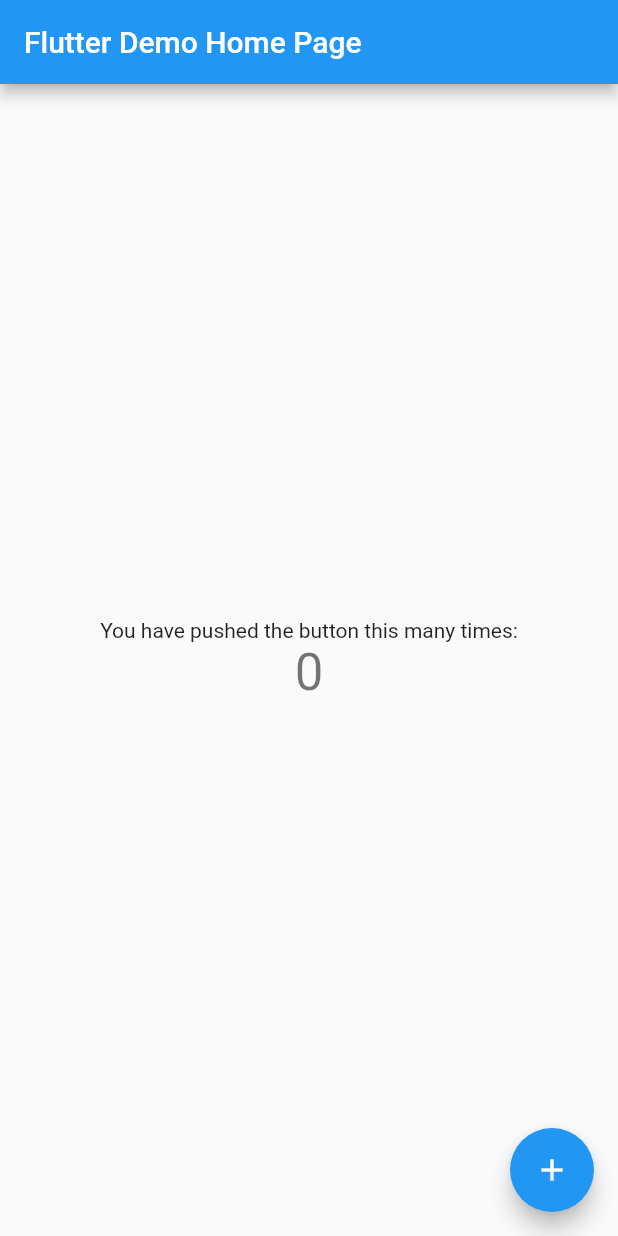
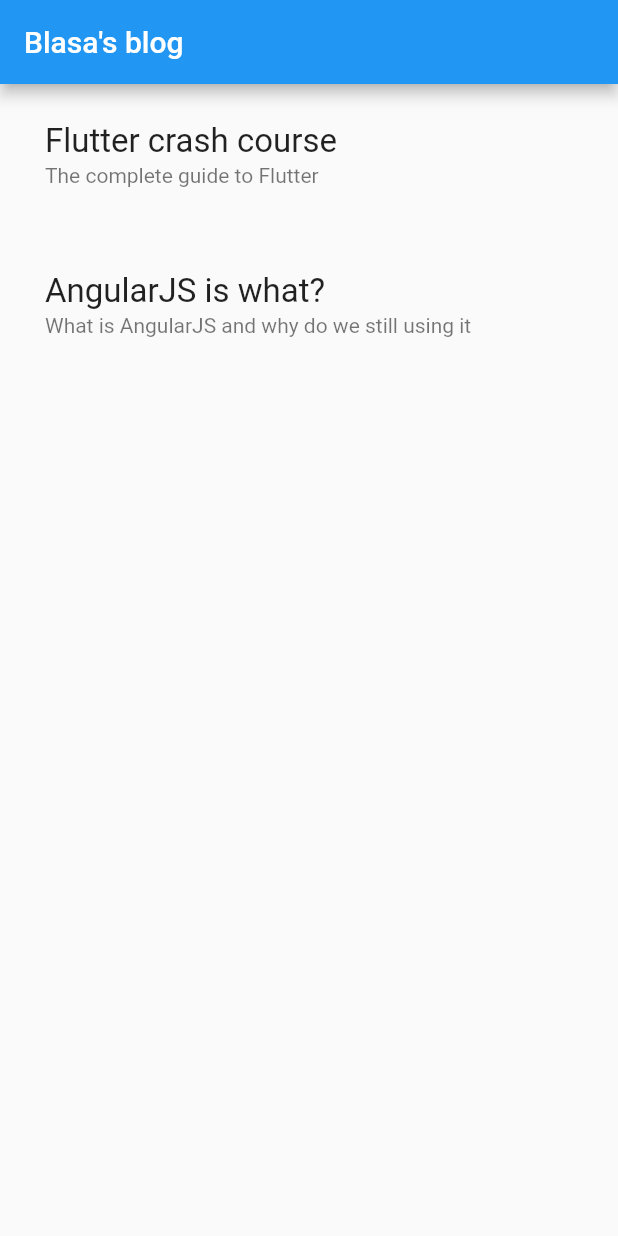
Before and after one commit to Blasanka/blog_app, a Flutter app: the screen it shows after launch, on a phone screen of 412 x 824 dp. Run offline on Flutter 3.47's test engine with Material 2 defaults, Android fonts, the phone set to English and light mode, and no system bars.

Commit message:
After 8 month I added some structure and next I need to fetch post from my blasanka.github.io/myBlog/data/post.json

```diff
--- /dev/null
+++ b/lib/app.dart
@@ -0,0 +1,54 @@
+import 'package:flutter/material.dart';
+import 'model/post.dart';
+import 'screens/singlepost_screen.dart';
+
+class BlogApp extends StatelessWidget {
+  final String title;
+  const BlogApp(this.title);
+
+  Widget build(BuildContext context) {
+    return new MaterialApp(
+      debugShowCheckedModeBanner: false,
+      title: title,
+      home: Scaffold(
+        appBar: AppBar(title: Text(title), ),
+        body: HomePage(),
+      ),
+    );
+  }
+}
+
+class HomePage extends StatefulWidget {
+  _HomePageState createState() => _HomePageState();
+}
+
+class _HomePageState extends State<HomePage> {
+  List<Post> _posts = posts;
+
+  @override
+  Widget build(BuildContext context) {
+    return ListView(
+      children: _posts.map(_buildPost).toList(),
+    );
+  }
+
+  Widget _buildPost(Post post) {
+    return Padding(
+      padding: const EdgeInsets.all(14.0),
+      child: ListTile(
+        title: Text(
+          post.title,
+          style: TextStyle(fontSize: 22.0)),
+        subtitle: Text(
+          post.subtitle,
+        ),
+        onTap: ()  {
+          Navigator.push(
+            context,
+            MaterialPageRoute(builder: (context) => DetailedPostScreen(post)),
+          );
+        },
+      ),
+    );
+  }
+}
--- a/lib/main.dart
+++ b/lib/main.dart
@@ -1,109 +1,4 @@
 import 'package:flutter/material.dart';
+import 'app.dart';
 
-void main() => runApp(new MyApp());
-
-class MyApp extends StatelessWidget {
-  // This widget is the root of your application.
-  @override
-  Widget build(BuildContext context) {
-    return new MaterialApp(
-      title: 'Flutter Demo',
-      theme: new ThemeData(
-        // This is the theme of your application.
-        //
-        // Try running your application with "flutter run". You'll see the
-        // application has a blue toolbar. Then, without quitting the app, try
-        // changing the primarySwatch below to Colors.green and then invoke
-        // "hot reload" (press "r" in the console where you ran "flutter run",
-        // or press Run > Flutter Hot Reload in IntelliJ). Notice that the
-        // counter didn't reset back to zero; the application is not restarted.
-        primarySwatch: Colors.blue,
-      ),
-      home: new MyHomePage(title: 'Flutter Demo Home Page'),
-    );
-  }
-}
-
-class MyHomePage extends StatefulWidget {
-  MyHomePage({Key key, this.title}) : super(key: key);
-
-  // This widget is the home page of your application. It is stateful, meaning
-  // that it has a State object (defined below) that contains fields that affect
-  // how it looks.
-
-  // This class is the configuration for the state. It holds the values (in this
-  // case the title) provided by the parent (in this case the App widget) and
-  // used by the build method of the State. Fields in a Widget subclass are
-  // always marked "final".
-
-  final String title;
-
-  @override
-  _MyHomePageState createState() => new _MyHomePageState();
-}
-
-class _MyHomePageState extends State<MyHomePage> {
-  int _counter = 0;
-
-  void _incrementCounter() {
-    setState(() {
-      // This call to setState tells the Flutter framework that something has
-      // changed in this State, which causes it to rerun the build method below
-      // so that the display can reflect the updated values. If we changed
-      // _counter without calling setState(), then the build method would not be
-      // called again, and so nothing would appear to happen.
-      _counter++;
-    });
-  }
-
-  @override
-  Widget build(BuildContext context) {
-    // This method is rerun every time setState is called, for instance as done
-    // by the _incrementCounter method above.
-    //
-    // The Flutter framework has been optimized to make rerunning build methods
-    // fast, so that you can just rebuild anything that needs updating rather
-    // than having to individually change instances of widgets.
-    return new Scaffold(
-      appBar: new AppBar(
-        // Here we take the value from the MyHomePage object that was created by
-        // the App.build method, and use it to set our appbar title.
-        title: new Text(widget.title),
-      ),
-      body: new Center(
-        // Center is a layout widget. It takes a single child and positions it
-        // in the middle of the parent.
-        child: new Column(
-          // Column is also layout widget. It takes a list of children and
-          // arranges them vertically. By default, it sizes itself to fit its
-          // children horizontally, and tries to be as tall as its parent.
-          //
-          // Invoke "debug paint" (press "p" in the console where you ran
-          // "flutter run", or select "Toggle Debug Paint" from the Flutter tool
-          // window in IntelliJ) to see the wireframe for each widget.
-          //
-          // Column has various properties to control how it sizes itself and
-          // how it positions its children. Here we use mainAxisAlignment to
-          // center the children vertically; the main axis here is the vertical
-          // axis because Columns are vertical (the cross axis would be
-          // horizontal).
-          mainAxisAlignment: MainAxisAlignment.center,
-          children: <Widget>[
-            new Text(
-              'You have pushed the button this many times:',
-            ),
-            new Text(
-              '$_counter',
-              style: Theme.of(context).textTheme.display1,
-            ),
-          ],
-        ),
-      ),
-      floatingActionButton: new FloatingActionButton(
-        onPressed: _incrementCounter,
-        tooltip: 'Increment',
-        child: new Icon(Icons.add),
-      ), // This trailing comma makes auto-formatting nicer for build methods.
-    );
-  }
-}
+void main() => runApp(BlogApp("Blasa's blog"));
--- /dev/null
+++ b/lib/model/comment.dart
@@ -0,0 +1,13 @@
+class Comment {
+  final String text;
+  final String by;
+  final DateTime createdOn;
+  final int likes;
+
+  const Comment({
+    this.text,
+    this.by,
+    this.createdOn,
+    this.likes = 0
+  });
+}
--- /dev/null
+++ b/lib/model/paragraph.dart
@@ -0,0 +1,11 @@
+class Paragraph {
+  final String text;
+  final String code;
+  final String imageUrl;
+
+  const Paragraph({
+    this.text,
+    this.code,
+    this.imageUrl
+  });
+}
--- /dev/null
+++ b/lib/model/post.dart
@@ -0,0 +1,85 @@
+import './paragraph.dart';
+import './comment.dart';
+import './tag.dart';
+
+class Post {
+  final int id;
+  final String title;
+  final String subtitle;
+  final String previewText;
+  final List<Paragraph> paragraphs;
+  final DateTime createdOn;
+  final String author;//if a company
+  final String writtenBy;// and write for company or organization
+  final int likes;
+  final List<Comment> comments;
+  final String category;
+  final List<Tag> tags;
+  final String imageUrl;
+  final String url;
+
+  const Post({
+    this.id,
+    this.title,
+    this.subtitle,
+    this.previewText,
+    this.paragraphs,
+    this.createdOn,
+    this.author,
+    this.writtenBy,
+    this.likes = 0,
+    this.comments,
+    this.category,
+    this.tags,
+    this.imageUrl,
+    this.url
+  });
+}
+
+final posts = [
+  new Post(
+    id: 1,
+    title: 'Flutter crash course',
+    subtitle: 'The complete guide to Flutter',
+    previewText: 'This is a course I have developed for beginners to learn flutter basics to advance with Firebase',
+    paragraphs: <Paragraph> [
+      new Paragraph(text: "Hello everyone, let's learn awesome Flutter. As a introduction to this course ...."),
+      new Paragraph(text: "Okay, what is flutter? it is a lightweight UI framework develop to build cross platform mobile application using single codebase...", imageUrl: 'assets/images/flutter/owel.png')
+    ],
+    createdOn: DateTime.now(),
+    author: 'Asanka B.L.',
+    writtenBy: 'Asanka B.L.',
+    comments: <Comment> [],
+    category: 'Mobile App development',
+    tags: <Tag> [
+      new Tag(name: 'Flutter', url: 'posts/flutter/'),
+      new Tag(name: 'App development', url: 'posts/development/'),
+      new Tag(name: 'Mobile', url: 'posts/mobile/'),
+      new Tag(name: 'Dart', url: 'posts/dart/'),
+    ],
+    imageUrl: 'assets/images/flutter.png',
+    url: 'www.google.com'//posts/flutter/flutter_crash_course/
+  ),
+  new Post(
+    id: 2,
+    title: 'AngularJS is what?',
+    subtitle: 'What is AngularJS and why do we still using it',
+    previewText: 'In this blogpost I have talked about, why people still use AngularJS rather than Angular2+',
+    paragraphs: <Paragraph> [
+      new Paragraph(text: "Hello devs, do you guys have hard time of understanding what the hack is going on??"),
+      new Paragraph(text: "Okay, This is how I tried to help you guys understand..", imageUrl: 'assets/images/angularjs/conf.png')
+    ],
+    createdOn: DateTime.now(),
+    author: 'Asanka B.L.',
+    writtenBy: 'Asanka B.L.',
+    comments: <Comment> [],
+    category: 'Web Development',
+    tags: <Tag> [
+      new Tag(name: 'Web development', url: 'posts/web/'),
+      new Tag(name: 'AngularJS', url: 'posts/angularjs/'),
+      new Tag(name: 'Angular', url: 'posts/angular/'),
+    ],
+    imageUrl: 'assets/images/angularjs.png',
+    url: 'posts/angularjs/why_still_angularjs/'
+  ),
+];
--- /dev/null
+++ b/lib/model/tag.dart
@@ -0,0 +1,9 @@
+class Tag {
+  final String name;
+  final String url;
+
+  const Tag({
+    this.name,
+    this.url
+  });
+}
--- /dev/null
+++ b/lib/screens/singlepost_screen.dart
@@ -0,0 +1,63 @@
+import 'package:flutter/material.dart';
+import 'package:blog_app/model/post.dart';
+
+class DetailedPostScreen extends StatelessWidget {
+  final Post post;
+  DetailedPostScreen(this.post);
+
+  @override
+  Widget build(BuildContext context) {
+    String formattedDate = '${post.createdOn.year}:${post.createdOn.month}:${post.createdOn.day}  ${post.createdOn.hour}:${post.createdOn.minute}';
+
+    return Scaffold(
+      appBar: AppBar(
+        title: Text(post.title),
+      ),
+      body: Padding(
+        padding: const EdgeInsets.all(8.0),
+        child: Column(
+          mainAxisAlignment: MainAxisAlignment.start,
+          crossAxisAlignment: CrossAxisAlignment.start,
+          children: <Widget>[
+            Padding(
+              padding: const EdgeInsets.all(8.0),
+              child: Text(post.title, style: TextStyle(fontSize: 30.0),),
+            ),
+            Padding(
+              padding: const EdgeInsets.only(left: 8.0, bottom: 8.0),
+              child: Text(post.subtitle, style: TextStyle(fontSize: 20.0, color: Color(0xFF666666)),),
+            ),
+            Column(children: post.paragraphs.map(buildPara).toList()),
+            Row(
+              mainAxisAlignment: MainAxisAlignment.start,
+              children: post.tags.map(buildTag).toList(),
+            ),
+            Padding(
+              padding: const EdgeInsets.all(8.0),
+              child: Text('By ${post.author}  On  $formattedDate', style: TextStyle(fontSize: 12.0),),
+            ),
+          ],
+        ),
+      ),
+    );
+  }
+
+  Widget buildPara(para) {
+    return Padding(
+      padding: const EdgeInsets.all(12.0),
+      child: Text.rich(TextSpan(text: para.text), style: TextStyle(fontSize: 16.0, color: Color(0xFF333333)),),
+    );
+  }
+
+  Widget buildTag(tag) {
+    return Flexible(
+      child: Container(
+        margin: const EdgeInsets.only(right: 4.0),
+        child: Chip(
+          label: Text(tag.name),
+          padding: const EdgeInsets.all(8.0),
+        ),
+      ),
+    );
+  }
+}
--- a/pubspec.yaml
+++ b/pubspec.yaml
@@ -2,6 +2,7 @@ name: blog_app
 description: A new Flutter project.
 
 dependencies:
+  url_launcher: ^4.0.2
   flutter:
     sdk: flutter
 
```
Also changed, not shown: pubspec.lock, 1 other file.
